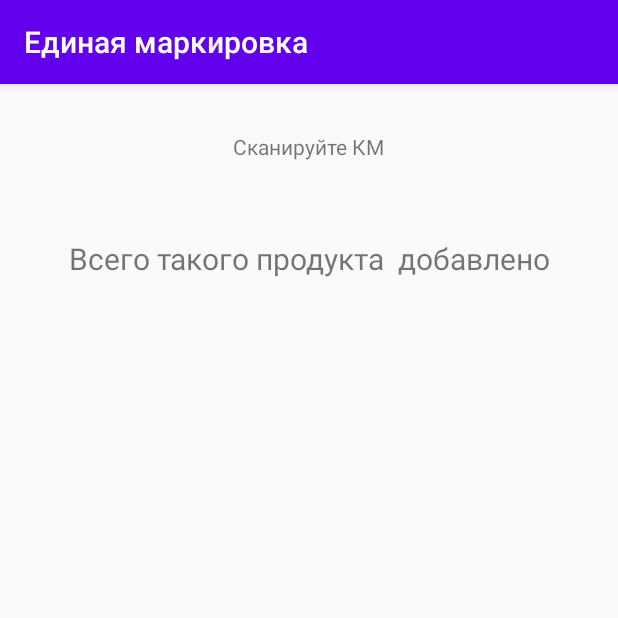
After one commit to svinstvo/united_marking, an Android app: the AddKmToReprintPool screen opened directly, with no data from a screen before it, on a phone screen of 412 x 824 dp, the top half of it. The commit adds this screen. Run offline under Robolectric (Android 15) with nearby library versions, the phone set to English and light mode, and no system bars.

Commit message:
Добавлен интерфейс под перепечатку кодов Добавлен выбор роли на старте Получение кодов переделано на получение через буфер обмена Но пока фигня с лабораторией

```diff
--- /dev/null
+++ b/app/src/main/java/ru/klever/united_marking/add_km_to_reprint_pool/AddKmToReprintPool.kt
@@ -0,0 +1,104 @@
+package ru.klever.united_marking.add_km_to_reprint_pool
+
+import android.content.ClipboardManager
+import android.content.Context
+import android.content.Intent
+import android.os.Bundle
+import android.os.Handler
+import android.os.Looper
+import android.util.Log
+import android.widget.Toast
+import androidx.appcompat.app.AppCompatActivity
+import androidx.lifecycle.Lifecycle
+import androidx.lifecycle.MutableLiveData
+import kotlinx.android.synthetic.main.add_code_main.*
+import kotlinx.android.synthetic.main.add_km_to_reprint_pool.*
+import kotlinx.coroutines.MainScope
+import kotlinx.coroutines.launch
+import okhttp3.*
+import org.json.JSONObject
+import ru.klever.united_marking.R
+import ru.klever.united_marking.Settings
+import ru.klever.united_marking.TAG
+import java.io.IOException
+import java.lang.Exception
+import java.net.URLEncoder
+
+class AddKmToReprintPool: AppCompatActivity() {
+    var productByGtinCount=MutableLiveData<String>()
+    lateinit var settings: Settings
+    private val client = OkHttpClient()
+
+
+    override fun onCreate(savedInstanceState: Bundle?) {
+        super.onCreate(savedInstanceState)
+        setContentView(R.layout.add_km_to_reprint_pool)
+        productByGtinCount.value=""
+        settings= Settings(this)
+        val clipboard = getSystemService(Context.CLIPBOARD_SERVICE) as ClipboardManager
+        clipboard.addPrimaryClipChangedListener {
+            if (lifecycle.currentState == Lifecycle.State.RESUMED) {
+                val textToPaste:String = clipboard.primaryClip?.getItemAt(0)?.text.toString().trim()
+                try {
+                    MainScope().launch {
+                        sendCodes(this@AddKmToReprintPool,textToPaste)
+                    }
+                }catch (e: Exception) {
+                    Toast.makeText(this,e.toString(), Toast.LENGTH_LONG).show()
+                }
+            }
+        }
+
+        productByGtinCount.observe(this,{
+            Log.d(TAG,it)
+            try {
+                //product_by_gtin_counter.text = it
+                val responseJson = JSONObject(it)
+                if (responseJson["status"].toString()=="ok") {
+                    Log.d(TAG, responseJson["count"].toString())
+                    product_by_gtin_counter.text=responseJson["count"].toString()
+                } else {
+                    val intent = Intent(this, AddKmToReprintPoolErrorMessage::class.java)
+                    intent.putExtra("message",responseJson["message"].toString())
+                    startActivity(intent)
+                }
+
+            } catch (e:Exception) {
+                Log.d(TAG,e.toString())
+            }
+        })
+    }
+
+
+    private fun sendCodes(context: Context, data: String) {
+        val myData= URLEncoder.encode(data)
+        val url=settings.getAPIUrl()+"/print_km/add_km_to_reprint_pool?km=$myData&term_id=${settings.id}"
+        Log.d(TAG,url)
+        val request = Request.Builder()
+            .url(url)
+            .build()
+
+        client.newCall(request).enqueue(object : Callback {
+            override fun onFailure(call: Call, e: IOException) {
+                Handler(Looper.getMainLooper()).post {
+                    Toast.makeText(context, "Ошибка сети \n ${e.localizedMessage}", Toast.LENGTH_SHORT).show()
+                }
+            }
+
+            override fun onResponse(call: Call, response: Response) {
+                response.use {
+                    if (!response.isSuccessful) {
+                        Handler(Looper.getMainLooper()).post {
+                            Toast.makeText(context, "Ошибка сети \n $response", Toast.LENGTH_SHORT).show()
+                        }
+                    } else {
+                        val responseBody=response.body?.string()
+                        productByGtinCount.postValue(responseBody)
+                        return
+                    }
+                }
+            }
+        })
+    }
+
+}
--- a/app/src/main/java/ru/klever/united_marking/add_code/AddCodeInterface.kt
+++ b/app/src/main/java/ru/klever/united_marking/add_scanned_code/AddCodeInterface.kt
@@ -1,4 +1,4 @@
-package ru.klever.united_marking.add_code
+package ru.klever.united_marking.add_scanned_code
 
 interface AddCodeInterface {
     fun create_spiner(batchs: Batchs)
--- a/app/src/main/java/ru/klever/united_marking/add_code/Batchs.kt
+++ b/app/src/main/java/ru/klever/united_marking/add_scanned_code/Batchs.kt
@@ -1,10 +1,9 @@
-package ru.klever.united_marking.add_code
+package ru.klever.united_marking.add_scanned_code
 
 import android.content.Context
 import android.util.Log
 import com.google.gson.Gson
 import kotlinx.coroutines.GlobalScope
-import kotlinx.coroutines.MainScope
 import kotlinx.coroutines.async
 import okhttp3.*
 import ru.klever.united_marking.Settings
--- a/app/src/main/java/ru/klever/united_marking/add_code/batchsItem.kt
+++ b/app/src/main/java/ru/klever/united_marking/add_scanned_code/batchsItem.kt
@@ -1,4 +1,4 @@
-package ru.klever.united_marking.add_code
+package ru.klever.united_marking.add_scanned_code
 
 data class batchsItem(
     val batch_id: Int,
--- a/app/src/main/java/ru/klever/united_marking/laboratory/LaboratoryMain.kt
+++ b/app/src/main/java/ru/klever/united_marking/laboratory/LaboratoryMain.kt
@@ -110,7 +110,7 @@ class LaboratoryMain:AppCompatActivity(), OnLaboratoryItemClickListener {
                 alert_textView.visibility=View.VISIBLE
                 alert_textView.text=message
 
-                val vibrator = this@LaboratoryMain?.getSystemService(Context.VIBRATOR_SERVICE) as Vibrator
+                val vibrator = this@LaboratoryMain.getSystemService(Context.VIBRATOR_SERVICE) as Vibrator
                 if (Build.VERSION.SDK_INT >= 26) {
                     vibrator.vibrate(VibrationEffect.createOneShot(200, VibrationEffect.DEFAULT_AMPLITUDE))
                 } else {
--- /dev/null
+++ b/app/src/main/res/layout/add_km_to_reprint_pool.xml
@@ -0,0 +1,58 @@
+<?xml version="1.0" encoding="utf-8"?>
+<androidx.constraintlayout.widget.ConstraintLayout xmlns:android="http://schemas.android.com/apk/res/android"
+    xmlns:app="http://schemas.android.com/apk/res-auto"
+    xmlns:tools="http://schemas.android.com/tools"
+    android:layout_width="match_parent"
+    android:layout_height="match_parent">
+
+    <TextView
+        android:id="@+id/textView"
+        android:layout_width="wrap_content"
+        android:layout_height="wrap_content"
+        android:layout_marginTop="32dp"
+        android:text="Сканируйте КМ"
+        app:layout_constraintEnd_toEndOf="parent"
+        app:layout_constraintStart_toStartOf="parent"
+        app:layout_constraintTop_toTopOf="parent" />
+
+    <TextView
+        android:id="@+id/add_km_to_reprint_pool_product_name"
+        android:layout_width="wrap_content"
+        android:layout_height="wrap_content"
+        android:layout_marginTop="16dp"
+        app:layout_constraintEnd_toEndOf="parent"
+        app:layout_constraintStart_toStartOf="parent"
+        app:layout_constraintTop_toBottomOf="@+id/textView" />
+
+    <FrameLayout
+        android:layout_width="wrap_content"
+        android:layout_height="wrap_content"
+        android:layout_marginTop="16dp"
+        app:layout_constraintEnd_toEndOf="parent"
+        app:layout_constraintStart_toStartOf="parent"
+        app:layout_constraintTop_toBottomOf="@+id/add_km_to_reprint_pool_product_name">
+
+        <LinearLayout
+            android:layout_width="match_parent"
+            android:layout_height="match_parent"
+            android:orientation="vertical">
+
+            <TextView
+                android:id="@+id/textView10"
+                android:layout_width="wrap_content"
+                android:layout_height="wrap_content"
+                android:text="Всего такого продукта  добавлено"
+                android:textSize="20sp" />
+
+            <TextView
+                android:id="@+id/product_by_gtin_counter"
+                android:layout_width="match_parent"
+                android:layout_height="wrap_content"
+                android:layout_weight="1"
+                android:textAlignment="center"
+                android:textSize="20sp" />
+        </LinearLayout>
+
+    </FrameLayout>
+
+</androidx.constraintlayout.widget.ConstraintLayout>
--- a/app/src/main/res/layout/add_code_main.xml
+++ b/app/src/main/res/layout/add_scanned_code_main.xml
@@ -26,7 +26,7 @@
         app:layout_constraintTop_toBottomOf="@+id/editText_Date" />
 
     <TextView
-        android:id="@+id/textView"
+        android:id="@+id/add_code_textView"
         android:layout_width="wrap_content"
         android:layout_height="wrap_content"
         android:layout_marginTop="32dp"
@@ -42,9 +42,11 @@
         android:layout_height="wrap_content"
         android:ems="10"
         android:inputType="textPersonName"
+        android:visibility="visible"
         app:layout_constraintEnd_toEndOf="parent"
         app:layout_constraintStart_toStartOf="parent"
-        app:layout_constraintTop_toBottomOf="@+id/textView" />
+        app:layout_constraintTop_toBottomOf="@+id/add_code_textView"
+        tools:visibility="visible" />
 
     <Button
         android:id="@+id/poehali"
```
Also changed, not shown: app/src/main/AndroidManifest.xml (+16 -13 lines), app/src/main/java/ru/klever/united_marking/MainActivity.kt (+59 -16 lines), app/src/main/java/ru/klever/united_marking/ScanReceiver.kt (added, +15 -0 lines), app/src/main/java/ru/klever/united_marking/Settings.kt (+7 -3 lines), app/src/main/java/ru/klever/united_marking/add_km_to_reprint_pool/AddKmToReprintPoolErrorMessage.kt (added, +32 -0 lines), app/src/main/java/ru/klever/united_marking/add_scanned_code/AddCodeMain.kt (renamed from app/src/main/java/ru/klever/united_marking/add_code/AddCodeMain.kt, +28 -11 lines), app/src/main/java/ru/klever/united_marking/add_scanned_code/AddCodeSpinerAdapter.kt (renamed from app/src/main/java/ru/klever/united_marking/add_code/AddCodeSpinerAdapter.kt, +3 -5 lines), app/src/main/java/ru/klever/united_marking/code_viewer/CodeViewerMain.kt (+20 -6 lines), app/src/main/res/layout/activity_main.xml (+14 -3 lines), app/src/main/res/layout/add_km_to_reprint_pool_error_message.xml (added, +41 -0 lines), app/src/main/res/layout/add_scanned_code_select_batch_spinner_item.xml (renamed from app/src/main/res/layout/add_code_select_batch_spinner_item.xml).
